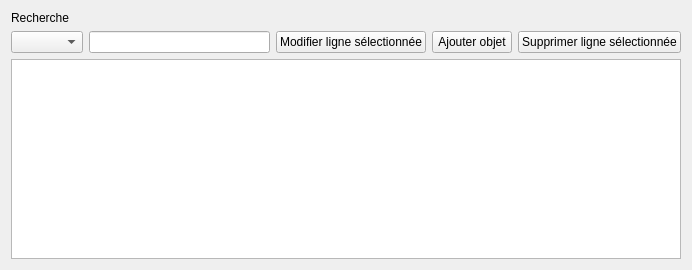
Qt form qt/ui/displaywidget.ui (alecalve/UTProfiler) before a commit.
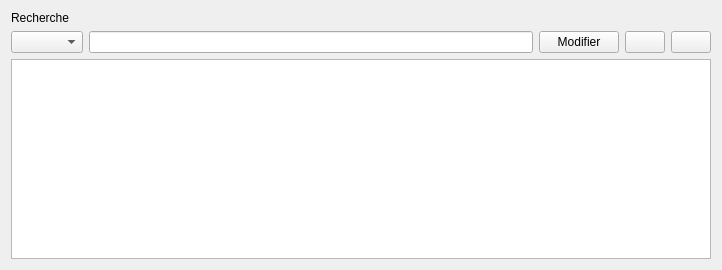
The same form after that commit. Icons and pictures are not drawn.

Commit message: Ajout icones

```diff
--- a/qt/ui/displaywidget.ui
+++ b/qt/ui/displaywidget.ui
@@ -6,7 +6,7 @@
    <rect>
     <x>0</x>
     <y>0</y>
-    <width>692</width>
+    <width>722</width>
     <height>270</height>
    </rect>
   </property>
@@ -32,21 +32,29 @@
      <item>
       <widget class="QPushButton" name="modifyButton">
        <property name="text">
-        <string>Modifier ligne sélectionnée</string>
+        <string>Modifier</string>
        </property>
       </widget>
      </item>
      <item>
       <widget class="QPushButton" name="addButton">
        <property name="text">
-        <string>Ajouter objet</string>
+        <string/>
+       </property>
+       <property name="icon">
+        <iconset resource="../icons.qrc">
+         <normaloff>:/new/icons/add.png</normaloff>:/new/icons/add.png</iconset>
        </property>
       </widget>
      </item>
      <item>
       <widget class="QPushButton" name="deleteButton">
        <property name="text">
-        <string>Supprimer ligne sélectionnée</string>
+        <string/>
+       </property>
+       <property name="icon">
+        <iconset resource="../icons.qrc">
+         <normaloff>:/new/icons/close.png</normaloff>:/new/icons/close.png</iconset>
        </property>
       </widget>
      </item>
```
Left out of the diff: 22 changed lines with no effect on the pictures.
